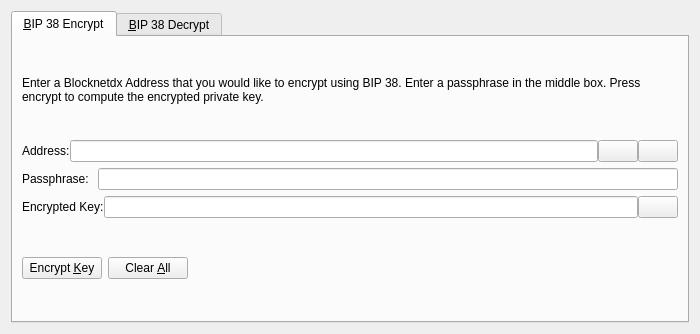
The window that src/qt/forms/bip38tooldialog.ui (blocknetdx/blocknet) describes before a commit, drawn with Qt 5.
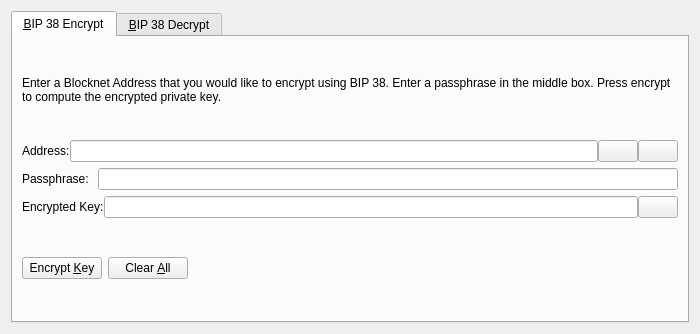
The same window after the commit. The open tabs and pages were chosen to show the change. Icons and pictures are not drawn. Custom widgets are drawn as their Qt base class.

Commit message: Blocknet naming updates

```diff
--- a/src/qt/forms/bip38tooldialog.ui
+++ b/src/qt/forms/bip38tooldialog.ui
@@ -30,7 +30,7 @@
        <item>
         <widget class="QLabel" name="infoLabel_ENC">
          <property name="text">
-          <string>Enter a Blocknetdx Address that you would like to encrypt using BIP 38. Enter a passphrase in the middle box. Press encrypt to compute the encrypted private key.</string>
+          <string>Enter a Blocknet Address that you would like to encrypt using BIP 38. Enter a passphrase in the middle box. Press encrypt to compute the encrypted private key.</string>
          </property>
          <property name="textFormat">
           <enum>Qt::PlainText</enum>
```
Left out of the diff: 8 changed lines with no effect on the pictures. The commit also changes 93 other files.
